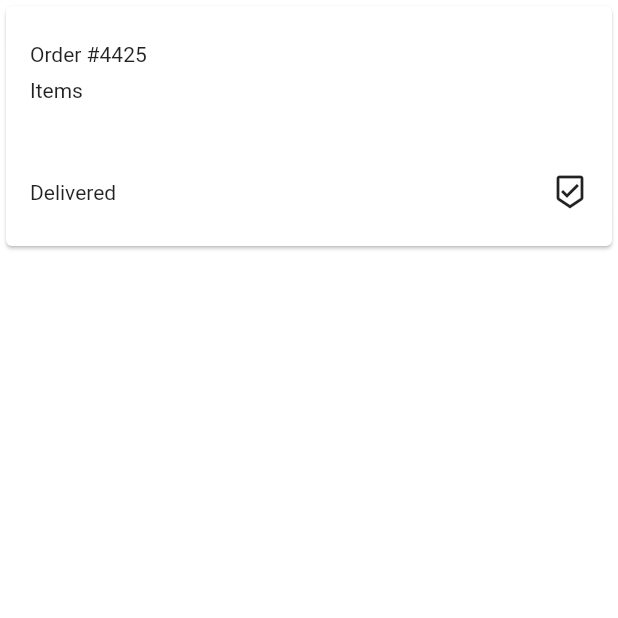
After one commit to Afaqkhan199/Smart_Shopping, a Flutter app: the OrderView screen opened by its route, on a phone screen of 412 x 824 dp, the top half of it. The commit adds this screen. Run offline on Flutter 3.47's test engine with Material 2 defaults, Android fonts, the phone set to English and light mode, and no system bars; our stand-ins replace cloud_firestore, firebase_auth, firebase_core, firebase_database, firebase_storage, image_picker; accounts and stored records are empty; network calls fail.

Commit message:
orders page added

```diff
--- a/lib/Pages/Customer/customer_home.dart
+++ b/lib/Pages/Customer/customer_home.dart
@@ -10,6 +10,7 @@ import 'package:fyp_smart_shopping/Services/flutter_chat.dart';
 import 'package:fyp_smart_shopping/Pages/Customer/customer_search_led.dart';
 import 'package:fyp_smart_shopping/Pages/Customer/customer_search_card.dart';
 import 'package:fyp_smart_shopping/Pages/Customer/customer_search_charger.dart';
+import 'package:fyp_smart_shopping/Pages/Customer/order_view.dart';
 // var _categories = ['All', 'Cloths', 'Shoes', 'Bags', 'Glasses'];
 
 // Product p1 = Product('Candy', 'T shirt Description', '1500', '15');
@@ -87,7 +88,7 @@ class _CustomerHomeState extends State<CustomerHome> {
                 title: Text('My Orders'),
                 onTap: () {
                   // Navigator.pop(context);
-                  Navigator.pushNamed(context, CustomerHome.id);
+                  Navigator.pushNamed(context, OrderView.id);
                 },
               ),
               ListTile(
--- /dev/null
+++ b/lib/Pages/Customer/order_view.dart
@@ -0,0 +1,57 @@
+import 'package:flutter/material.dart';
+import 'package:intl/intl.dart';
+
+class OrderView extends StatelessWidget {
+  static const String id = 'order_view';
+  @override
+  Widget build(BuildContext context) {
+    return Container(
+      child: new ListView.builder(
+          itemCount: 1,
+          itemBuilder: (BuildContext context, int index) =>
+              buildTripCard(context, index)),
+    );
+
+  }
+
+
+  Widget buildTripCard(BuildContext context, int index) {
+
+    return new Container(
+      child: Card(
+        child: Padding(
+          padding: const EdgeInsets.all(16.0),
+          child: Column(
+            children: <Widget>[
+              Padding(
+                padding: const EdgeInsets.only(top: 8.0, bottom: 4.0),
+                child: Row(children: <Widget>[
+                  Text("Order #4425"),
+                  Spacer(),
+                ]),
+              ),
+              Padding(
+                padding: const EdgeInsets.only(top: 4.0, bottom: 40.0),
+                child: Row(children: <Widget>[
+                  Text(
+                      "Items"),
+                  Spacer(),
+                ]),
+              ),
+              Padding(
+                padding: const EdgeInsets.only(top: 8.0, bottom: 8.0),
+                child: Row(
+                  children: <Widget>[
+                    Text("Delivered"),
+                    Spacer(),
+                    Icon(Icons.beenhere_outlined),
+                  ],
+                ),
+              )
+            ],
+          ),
+        ),
+      ),
+    );
+  }
+}
--- a/lib/Pages/Vendor/Products/vendor_add_led.dart
+++ b/lib/Pages/Vendor/Products/vendor_add_led.dart
@@ -31,7 +31,7 @@ class _VendorAddProductState extends State<VendorAddLed> {
     });
   }
 
-  Future uploadPic() async {
+  uploadPic() async {
 
     //Create a reference to the location you want to upload to in firebase
     Reference reference = _storage.ref().child("images/${nameController.text}");
@@ -60,6 +60,7 @@ class _VendorAddProductState extends State<VendorAddLed> {
 
   addData()  async{
     await uploadPic();
+
     Map<String, dynamic> productData = {
       "title": nameController.text,
       "description": descriptionController.text,
--- a/lib/main.dart
+++ b/lib/main.dart
@@ -21,6 +21,7 @@ import 'package:fyp_smart_shopping/Pages/Vendor/Products/vendor_add_led.dart';
 import 'package:fyp_smart_shopping/Pages/Vendor/Products/vendor_add_charger.dart';
 import 'package:fyp_smart_shopping/Pages/Vendor/Products/vendor_add_card.dart';
 import 'package:fyp_smart_shopping/Services/flutter_chat.dart';
+import 'package:fyp_smart_shopping/Pages/Customer/order_view.dart';
 
 import 'package:fyp_smart_shopping/Services/auth.dart';
 
@@ -56,6 +57,7 @@ class SmartShopping extends StatelessWidget {
         CustomerSearchLed.id: (context) => CustomerSearchLed(),
         CustomerSearchCharger.id: (context) => CustomerSearchCharger(),
         CustomerSearchCard.id: (context) => CustomerSearchCard(),
+        OrderView.id: (context) => OrderView(),
       },
     );
   }
```
Also changed, not shown: pubspec.lock.
